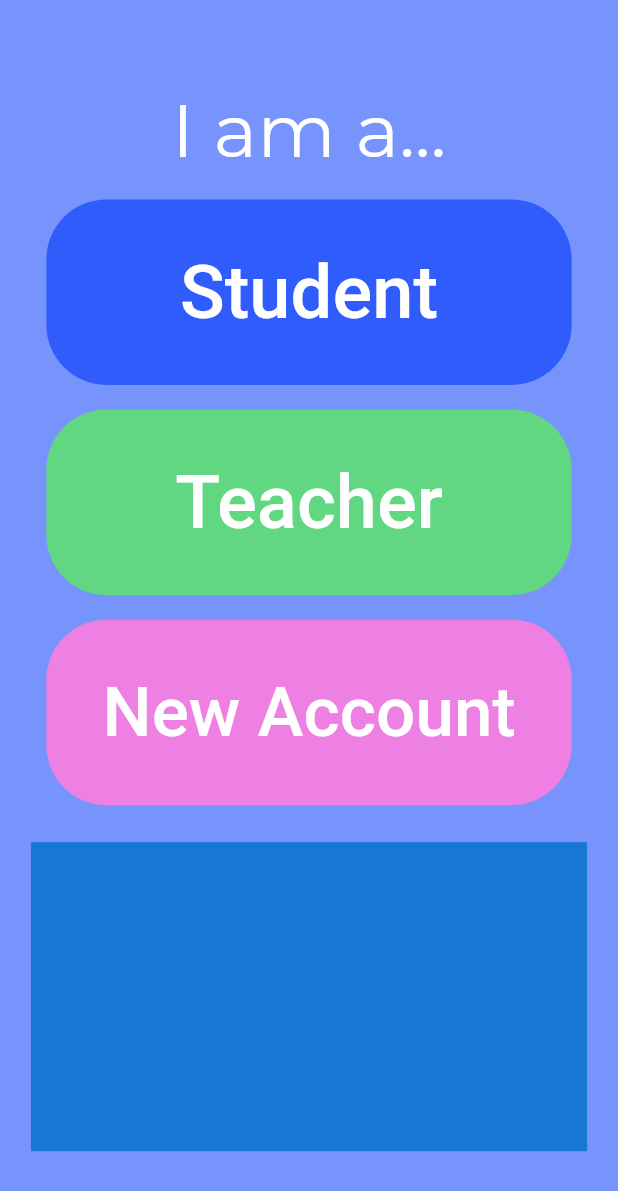
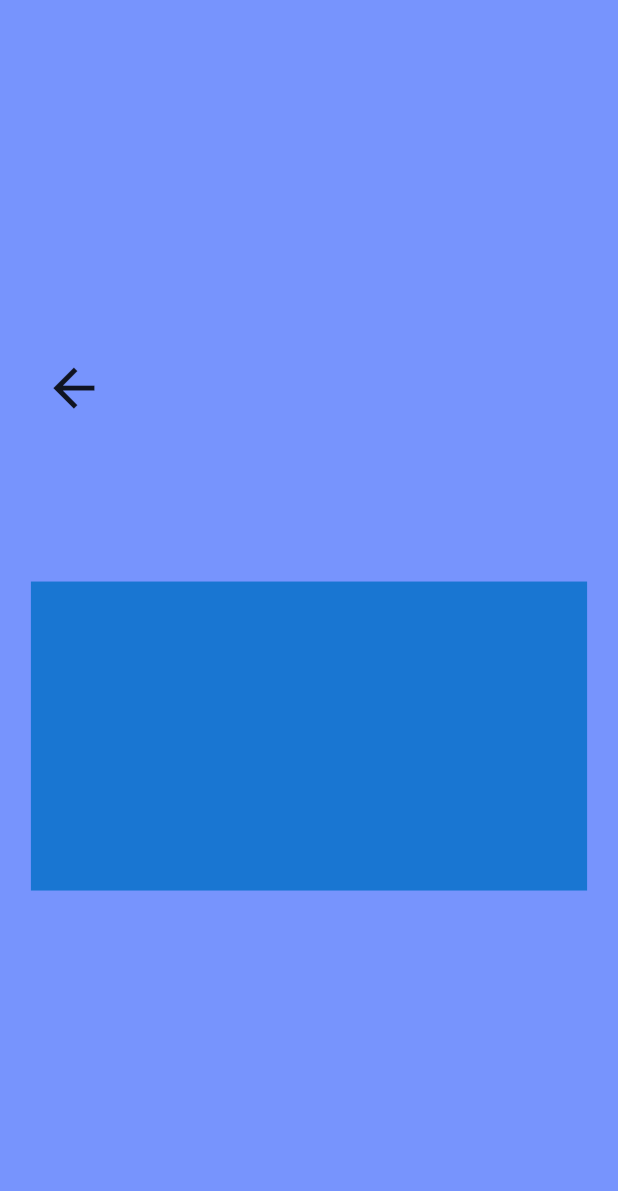
Before and after one commit to akslaym/SELCentral, a Flutter app: the PasswordPageV screen opened directly, on a phone screen of 412 x 824 dp. Shown: the top 1191 px of the screen. Run offline on Flutter 3.47's test engine with Material 2 defaults, Android fonts, the phone set to English and light mode, and no system bars; our stand-ins replace youtube_player_flutter; project files that could hold a hidden picture were left out.

Commit message:
Edited "Unsure of Password" Button to Link to PasswordPage. Added BackButton with animation to PasswordPage.

```diff
--- a/lib/LoginPage/LoginPageV.dart
+++ b/lib/LoginPage/LoginPageV.dart
@@ -96,7 +96,13 @@ class LoginPageV extends StatelessWidget {
                         height: heightBlock * 5.0,
                         alignment: Alignment.bottomLeft,
                         child: TextButton(
-                            onPressed: () {},
+                            onPressed: () {
+                              Navigator.push(
+                                context,
+                                MaterialPageRoute(
+                                    builder: (context) => PasswordPageV()),
+                              );
+                            },
                             autofocus: false,
                             clipBehavior: Clip.none,
                             child: Text(
--- a/lib/PasswordPage/PasswordPageV.dart
+++ b/lib/PasswordPage/PasswordPageV.dart
@@ -20,78 +20,22 @@ class PasswordPageV extends StatelessWidget {
                   mainAxisAlignment: MainAxisAlignment.center,
                   children: [
                     Container(
-                        child: Text("I am a...",
-                            style: TextStyle(
-                                fontSize: heightBlock * 6,
-                                color: Colors.white,
-                                fontFamily: 'Montserrat')),
-                        margin: EdgeInsets.only(bottom: heightBlock * 2)),
-                    Container(
-                        width: widthBlock * 85.0,
-                        height: heightBlock * 15.0,
-                        child: TextButton(
+                        width: widthBlock * 90.0,
+                        height: heightBlock * 18.0,
+                        alignment: Alignment.topLeft,
+                        child: IconButton(
+                          autofocus: false,
+                          icon: const Icon(Icons.arrow_back),
+                          iconSize: heightBlock * 5,
                           onPressed: () {
-                              Navigator.push(
+                            Navigator.maybePop(
                               context,
                               MaterialPageRoute(
                                   builder: (context) => LoginPageV()),
                             );
                           },
-                            autofocus: false,
-                            clipBehavior: Clip.none,
-                            child: Text(
-                              "Student",
-                              style: TextStyle(
-                                  color: Colors.white,
-                                  fontSize: heightBlock * 6),
                         ),
-                            style: TextButton.styleFrom(
-                                backgroundColor: Color(0xff305CFC),
-                                shape: RoundedRectangleBorder(
-                                    borderRadius: BorderRadius.circular(40)))),
-                        margin: EdgeInsets.only(bottom: heightBlock * 2)),
-                    Container(
-                        width: widthBlock * 85.0,
-                        height: heightBlock * 15.0,
-                        child: TextButton(
-                            onPressed: () {
-                              Navigator.push(
-                                context,
-                                MaterialPageRoute(
-                                    builder: (context) => LoginPageV()),
-                              );
-                            },
-                            autofocus: false,
-                            clipBehavior: Clip.none,
-                            child: Text(
-                              "Teacher",
-                              style: TextStyle(
-                                  color: Colors.white,
-                                  fontSize: heightBlock * 6),
-                            ),
-                            style: TextButton.styleFrom(
-                                backgroundColor: Color(0xff61D782),
-                                shape: RoundedRectangleBorder(
-                                    borderRadius: BorderRadius.circular(40)))),
-                        margin: EdgeInsets.only(bottom: heightBlock * 2)),
-                    Container(
-                        width: widthBlock * 85.0,
-                        height: heightBlock * 15.0,
-                        child: TextButton(
-                            onPressed: () {},
-                            autofocus: false,
-                            clipBehavior: Clip.none,
-                            child: Text(
-                              "New Account",
-                              style: TextStyle(
-                                  color: Colors.white,
-                                  fontSize: heightBlock * 5.6),
-                            ),
-                            style: TextButton.styleFrom(
-                                backgroundColor: Color(0xffEE7FE3),
-                                shape: RoundedRectangleBorder(
-                                    borderRadius: BorderRadius.circular(40)))),
-                        margin: EdgeInsets.only(bottom: heightBlock * 2)),
+                        margin: EdgeInsets.only(bottom: heightBlock * 0.1)),
                     Container(
                         width: widthBlock * 90.0,
                         height: heightBlock * 25.0,
```
Lines whose indentation alone changed are shown as unchanged.
